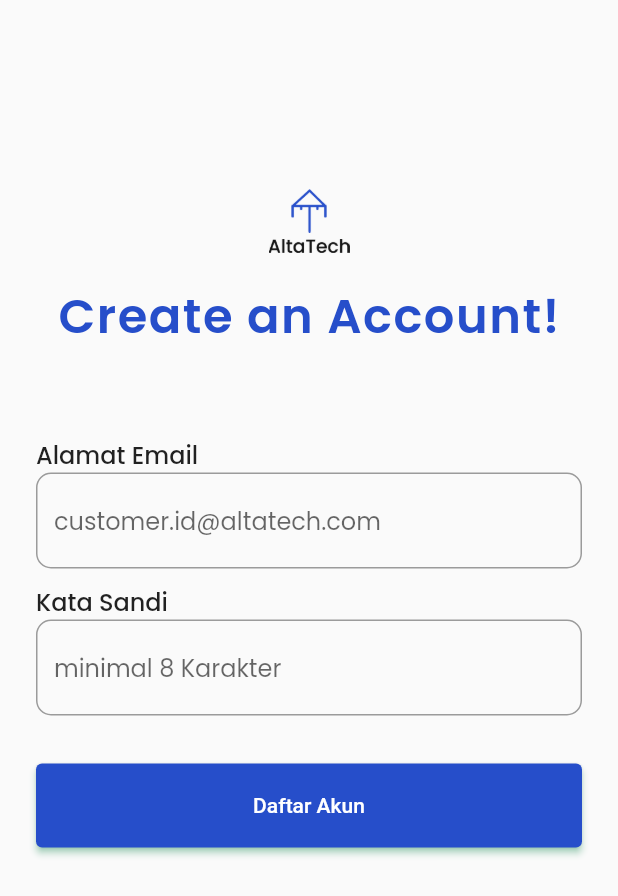
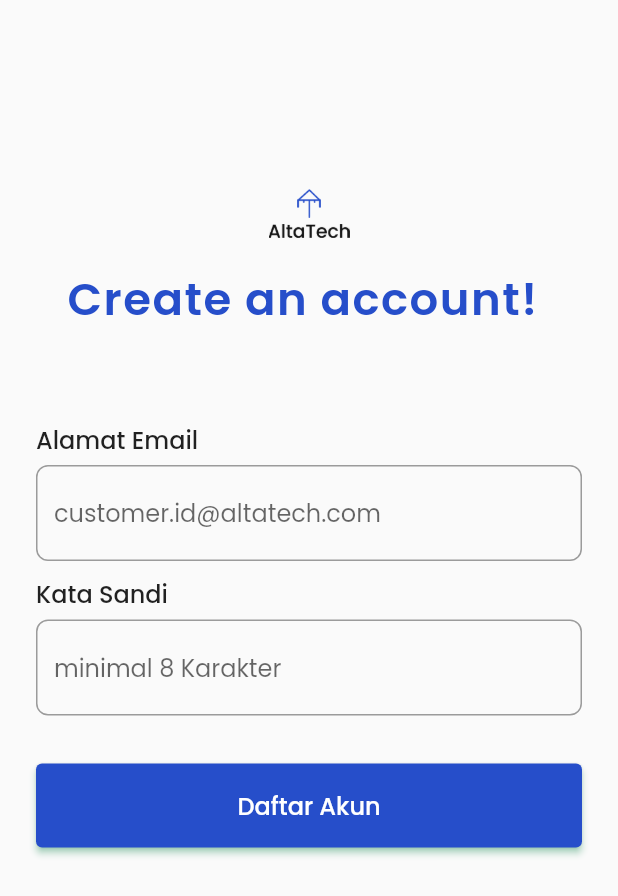
Before and after one commit to Kelompok-17-Capstone/mobile_flutter, a Flutter app: the screen it shows after launch, on a phone screen of 412 x 824 dp. Shown: the top 896 px of the screen. Run offline on Flutter 3.47's test engine with Material 2 defaults, Android fonts, the light colour scheme and no system bars; our stand-ins replace google_fonts.

Commit message:
update UI login

```diff
--- a/lib/views/login.dart
+++ b/lib/views/login.dart
@@ -9,6 +9,8 @@ class login extends StatefulWidget {
 }
 
 class _loginState extends State<login> {
+  TextEditingController emailController = TextEditingController();
+  TextEditingController passwordController = TextEditingController();
   @override
   Widget build(BuildContext context) {
     return Scaffold(
@@ -22,7 +24,7 @@ class _loginState extends State<login> {
               child: Column(
                 children: [
                   Container(
-                    height: 29,
+                    height: 19,
                     width: 24,
                     child: Image.asset('assets/images/icon.png'),
                   ),
@@ -35,12 +37,17 @@ class _loginState extends State<login> {
                     height: 14,
                   ),
                   Container(
-                    child: Text('Create an Account!',
+                    width: 323,
+                    height: 48,
+                    child: Container(
+                      child: Text(
+                        'Create an account!',
                         style: GoogleFonts.poppins(
-                      fontSize: 32,
+                            fontSize: 30,
                             letterSpacing: 1,
                             fontWeight: FontWeight.w600,
                             color: Color.fromRGBO(38, 78, 202, 1)),
+                      ),
                     ),
                   ),
                   SizedBox(
@@ -59,9 +66,12 @@ class _loginState extends State<login> {
                       ],
                     ),
                   ),
+                  SizedBox(
+                    height: 5,
+                  ),
                   Container(
                     child: TextFormField(
-                      controller: null,
+                      controller: emailController,
                       decoration: InputDecoration(
                         hintText: 'customer.id@altatech.com',
                         hintStyle: GoogleFonts.poppins(
@@ -69,7 +79,7 @@ class _loginState extends State<login> {
                           fontSize: 16,
                         ),
                         border: OutlineInputBorder(
-                            borderRadius: BorderRadius.circular(10)),
+                            borderRadius: BorderRadius.circular(8)),
                       ),
                     ),
                   ),
@@ -89,17 +99,19 @@ class _loginState extends State<login> {
                       ],
                     ),
                   ),
+                  SizedBox(
+                    height: 5,
+                  ),
                   //PASSWORD
                   Container(
                     child: TextFormField(
-                      controller: null,
+                      controller: passwordController,
                       decoration: InputDecoration(
-                        hintText: 'minimal 8 Karakter' ,
-                        hintStyle: GoogleFonts.poppins(
-                          fontWeight: FontWeight.w400
-                        ),
+                        hintText: 'minimal 8 Karakter',
+                        hintStyle:
+                            GoogleFonts.poppins(fontWeight: FontWeight.w400),
                         border: OutlineInputBorder(
-                            borderRadius: BorderRadius.circular(10)),
+                            borderRadius: BorderRadius.circular(8)),
                       ),
                     ),
                   ),
@@ -113,13 +125,18 @@ class _loginState extends State<login> {
                         onPrimary: Colors.white,
                         shadowColor: Colors.greenAccent,
 
-                        minimumSize: Size(380, 56), //////// HERE
+                        minimumSize: Size(380, 56),
                       ),
                       onPressed: () {},
-                      child: Text('Daftar Akun'),
+                      child: Text(
+                        'Daftar Akun',
+                        style: GoogleFonts.poppins(
+                          fontWeight: FontWeight.w500,
+                          fontSize: 16,
+                        ),
+                      ),
                     ),
                   )
-
                 ],
               ),
             ),
@@ -129,86 +146,3 @@ class _loginState extends State<login> {
     ));
   }
 }
-                // Container(
-                //     child: Image.asset(
-                //   'assets/images/login.png',
-                //   height: 350,
-                //   fit: BoxFit.fitWidth,
-                // )),
-                // //EMAIL
-                // TextFormField(
-                //   controller: authController.emailController,
-                //   decoration: InputDecoration(
-                //     hintText: 'Email',
-                //     prefixIcon: Icon(Icons.email_rounded),
-                //     border: OutlineInputBorder(
-                //         borderRadius: BorderRadius.circular(20)),
-                //   ),
-                // ),
-                // SizedBox(
-                //   height: 10,
-                // ),
-                // //PASSWORD
-                // TextFormField(
-                //   controller: authController.passwordController,
-                //   decoration: InputDecoration(
-                //     hintText: 'Password',
-                //     prefixIcon: Icon(Icons.password_sharp),
-                //     border: OutlineInputBorder(
-                //         borderRadius: BorderRadius.circular(20)),
-                //   ),
-                //   obscureText: true,
-                // ),
-                // SizedBox(
-                //   height: 20,
-                // ),
-                // Container(
-                //   width: 250,
-                //   height: 45,
-                //   child: TextButton(
-                //     style: TextButton.styleFrom(
-                //       backgroundColor: Colors.green,
-                //       shape: RoundedRectangleBorder(
-                //         borderRadius: BorderRadius.circular(20),
-                //       ),
-                //     ),
-                //     onPressed: () async {
-                //       authController.signIn();
-                //     },
-                //     child: Text(
-                //       "Login",
-                //       style: TextStyle(
-                //         color: Color(0xffffffff),
-                //       ),
-                //     ),
-                //   ),
-                // ),
-                // SizedBox(
-                //   height: 20,
-                // ),
-                // Container(
-                //   child: Center(
-                //     child: Row(
-                //       children: [
-                //         const Text(
-                //           "Don't have an account? ",
-                //           style: TextStyle(color: Colors.black),
-                //         ),
-                //         GestureDetector(
-                //           onTap: () {
-                //             Navigator.push(
-                //                 context,
-                //                 MaterialPageRoute(
-                //                     builder: (context) => SignUpScreen()));
-                //           },
-                //           child: const Text(
-                //             'Sign Up',
-                //             style: TextStyle(
-                //                 color: Colors.black,
-                //                 fontWeight: FontWeight.bold),
-                //           ),
-                //         )
-                //       ],
-                //     ),
-                //   ),
-                // ),
```
Lines whose indentation alone changed are shown as unchanged.
